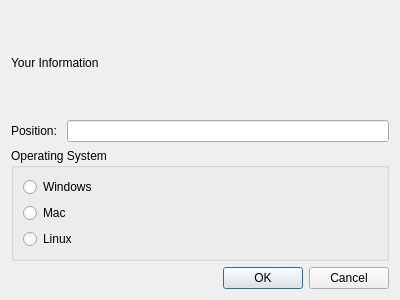
This is Beginner/QDialogClass/infodialog.ui in Ryanhustler420/Qt5-Playground as Qt 5 draws it before an edit. The edited form follows.
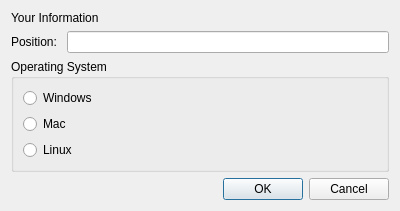
This is the edited form.

```diff
--- a/Beginner/QDialogClass/infodialog.ui
+++ b/Beginner/QDialogClass/infodialog.ui
@@ -7,7 +7,7 @@
     <x>0</x>
     <y>0</y>
     <width>400</width>
-    <height>300</height>
+    <height>205</height>
    </rect>
   </property>
   <property name="windowTitle">
```
